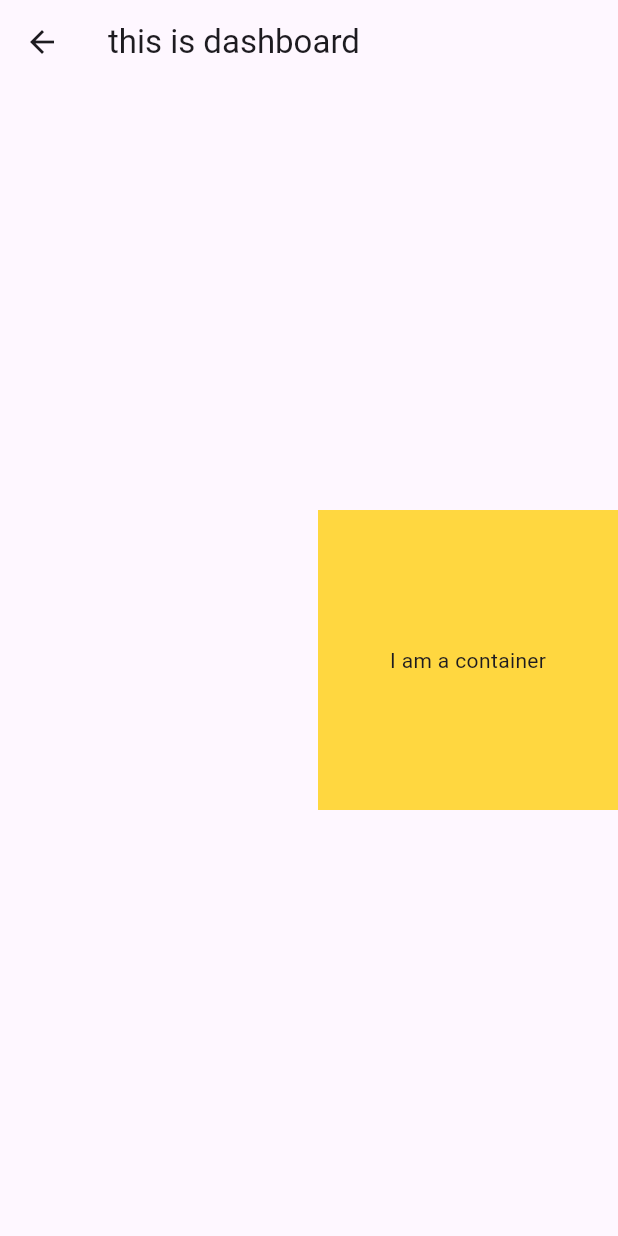
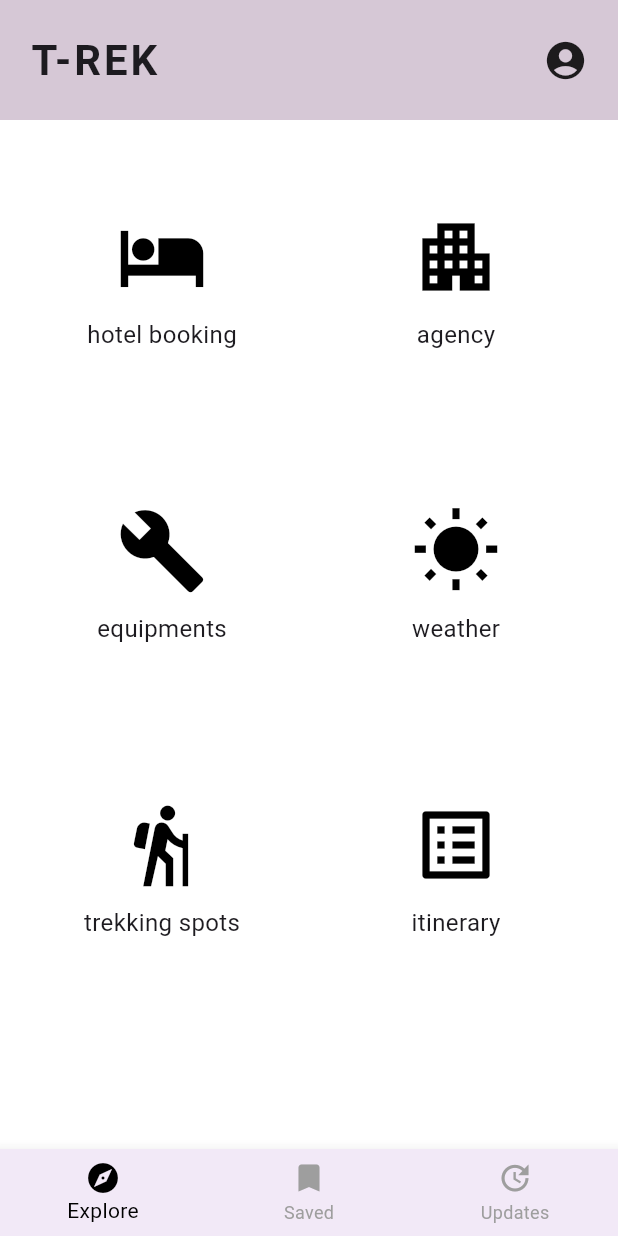
Before and after one commit to roshanrl10/new_project_flutter, a Flutter app: the Dashboard screen opened by its route, on a phone screen of 412 x 824 dp. Run offline on Flutter 3.47's test engine with Material 3 defaults, Android fonts, the phone set to English and light mode, and no system bars.

Commit message:
update readme

```diff
--- a/lib/view/dashboard.dart
+++ b/lib/view/dashboard.dart
@@ -1,38 +1,71 @@
 import 'package:flutter/material.dart';
-import 'package:new_project_flutter/model/dashboad_model.dart';
-
-void main() {
-  runApp(DashboadModel());
-}
 
 class Dashboard extends StatelessWidget {
-  const Dashboard({super.key});
-
   @override
   Widget build(BuildContext context) {
     return Scaffold(
-      appBar: AppBar(title: const Text('this is dashboard')),
+      backgroundColor: Colors.white,
+      bottomNavigationBar: BottomNavigationBar(
+        backgroundColor: Color(0xFFF2E9F7),
+        selectedItemColor: Colors.black,
+        unselectedItemColor: Colors.grey,
+        items: const [
+          BottomNavigationBarItem(icon: Icon(Icons.explore), label: 'Explore'),
+          BottomNavigationBarItem(icon: Icon(Icons.bookmark), label: 'Saved'),
+          BottomNavigationBarItem(icon: Icon(Icons.update), label: 'Updates'),
+        ],
+      ),
       body: SafeArea(
-        child: Center(
-          child: Container(
-            height: double.infinity,
-            width: double.infinity,
-            alignment: Alignment.centerRight,
-            child: Container(
-              width: 200,
-              height: 200,
-              alignment: Alignment.center,
-              color: Colors.amberAccent,
-              decoration: BoxDecoration(
-                shape: BoxShape.circle,
-                color: Colors.amberAccent,
-                border: Border.all(color: Colors.black, width: 2),
+        child: Column(
+          children: [
+            Container(
+              color: Color(0xFFD6C8D6),
+              padding: const EdgeInsets.symmetric(horizontal: 20, vertical: 20),
+              child: Row(
+                mainAxisAlignment: MainAxisAlignment.spaceBetween,
+                children: const [
+                  Text(
+                    'T-REK',
+                    style: TextStyle(
+                      fontSize: 28,
+                      fontWeight: FontWeight.bold,
+                      letterSpacing: 2,
+                    ),
+                  ),
+                  Icon(Icons.account_circle, size: 30),
+                ],
               ),
-              child: const Text("I am a container"),
             ),
-          ),
+            Expanded(
+              child: GridView.count(
+                padding: const EdgeInsets.all(20),
+                crossAxisCount: 2,
+                crossAxisSpacing: 20,
+                mainAxisSpacing: 20,
+                children: [
+                  _buildGridItem(Icons.hotel, 'hotel booking'),
+                  _buildGridItem(Icons.apartment, 'agency'),
+                  _buildGridItem(Icons.build, 'equipments'),
+                  _buildGridItem(Icons.wb_sunny, 'weather'),
+                  _buildGridItem(Icons.hiking, 'trekking spots'),
+                  _buildGridItem(Icons.list_alt, 'itinerary'),
+                ],
+              ),
+            ),
+          ],
         ),
       ),
     );
   }
+
+  Widget _buildGridItem(IconData iconData, String label) {
+    return Column(
+      mainAxisAlignment: MainAxisAlignment.center,
+      children: [
+        Icon(iconData, size: 60, color: Colors.black),
+        const SizedBox(height: 10),
+        Text(label, style: const TextStyle(fontSize: 16)),
+      ],
+    );
+  }
 }
--- a/lib/view/login.dart
+++ b/lib/view/login.dart
@@ -50,7 +50,7 @@ class _LoginPageState extends State<LoginPage> {
             children: [
               Image.asset(
                 'assets/images/b.jpeg', // Replace with your image path
-                height: 300,
+                height: 100,
                 width: double.infinity,
               ),
 
```
Also changed, not shown: 1 other file.
